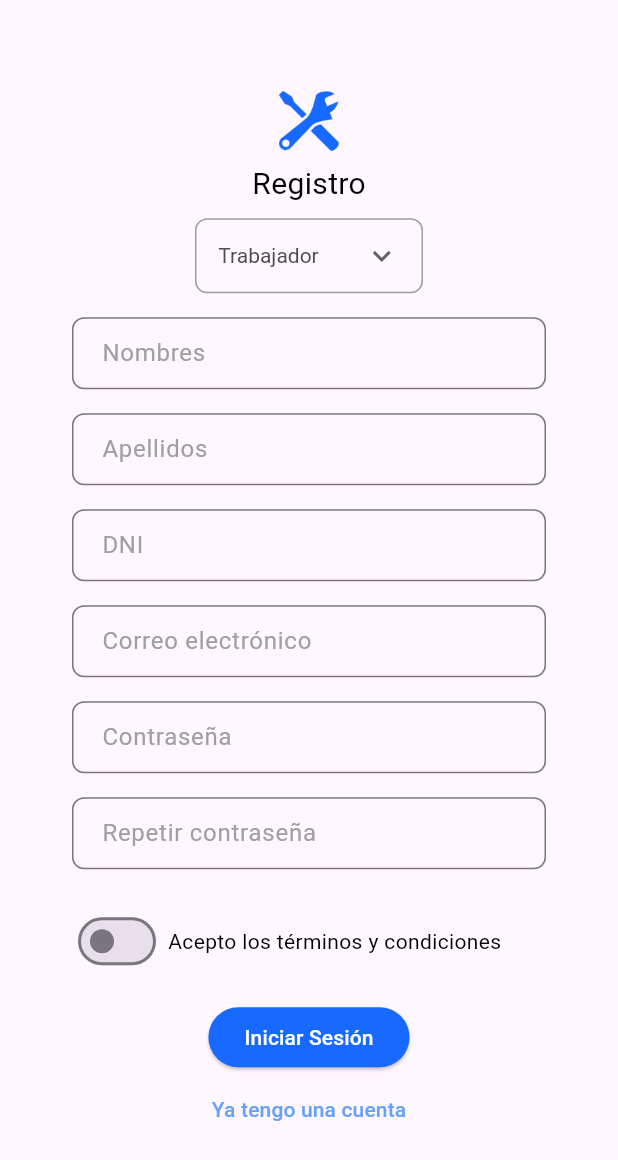
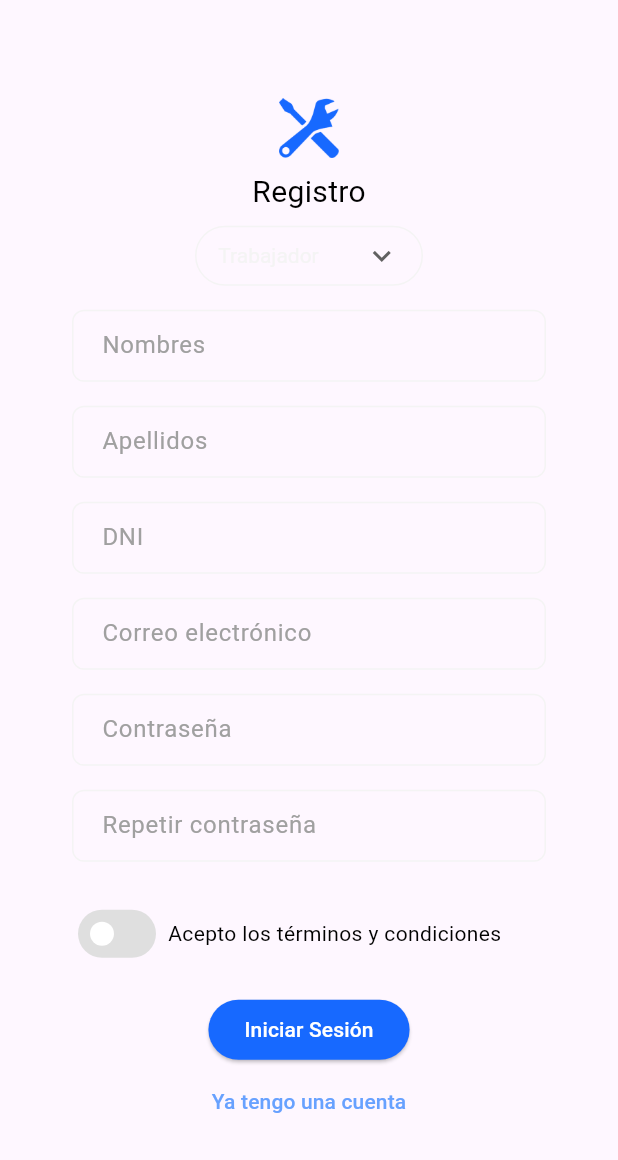
Before and after one commit to AM-SocialTechOrg/ServiFix_Flutter, a Flutter app: the screen it shows after launch, after a tap on "Regístrate", on a phone screen of 412 x 824 dp. Shown: the top 1160 px of the screen. Run offline on Flutter 3.47's test engine with Material 3 defaults, Android fonts, the phone set to English and light mode, and no system bars; missing offline and left inert: dart:ffi.

Commit message:
Edit: Styles
Edited: components' styles
Co-Authored-By: Luis Alberto Siancas Retegui <112042262+DahuX04@users.noreply.github.com>
Co-Authored-By: Jean Carlos Achamizo <traxefeder@gmail.com>
Co-Authored-By: L.T. <104176051+NotLT42@users.noreply.github.com>
Co-Authored-By: Rodrigo Raymundo  <130820365+RodrigoRG24@users.noreply.github.com>

```diff
--- a/lib/views/login.dart
+++ b/lib/views/login.dart
@@ -38,7 +38,7 @@ class LogIn extends StatelessWidget {
                 TextField(
                   decoration: InputDecoration(
                     contentPadding: EdgeInsets.symmetric(vertical: 12, horizontal: 16),
-                    border: OutlineInputBorder(
+                    enabledBorder: OutlineInputBorder(
                       borderRadius: BorderRadius.circular(8.0),
                       borderSide: BorderSide(color: Color(0xFFF4F4F4), width: 1.0),
                     ),
@@ -54,7 +54,7 @@ class LogIn extends StatelessWidget {
                 TextField(
                   decoration: InputDecoration(
                     contentPadding: EdgeInsets.symmetric(vertical: 12, horizontal: 16),
-                    border: OutlineInputBorder(
+                    enabledBorder: OutlineInputBorder(
                       borderRadius: BorderRadius.circular(8.0),
                       borderSide: BorderSide(color: Color(0xFFF4F4F4), width: 1.0),
                     ),
--- a/lib/views/register1.dart
+++ b/lib/views/register1.dart
@@ -1,6 +1,7 @@
 import 'dart:ffi';
 
 import 'package:flutter/material.dart';
+import 'package:servifix_flutter/views/login.dart';
 
 class Register1 extends StatefulWidget {
   const Register1({Key? key}) : super(key: key);
@@ -46,10 +47,11 @@ class _Register1State extends State<Register1> {
 
                 Container(
                   width: 152,
+                  height: 40,
                   alignment: Alignment.center,
                   decoration: BoxDecoration(
-                    borderRadius: BorderRadius.circular(8.0),
-                    border: Border.all(color: Colors.grey),
+                    borderRadius: BorderRadius.circular(20.0),
+                    border: Border.all(color: Color(0xFFF4F4F4), width: 1.0),
                   ),
                   child: DropdownButton<String>(
                     value: _selectedUser,
@@ -65,10 +67,11 @@ class _Register1State extends State<Register1> {
                     ],
                     onChanged: dropDownChanged,
                     style: TextStyle(
-                      color: Color(0xFF4D4D4D),
+                      color: Color(0xFFF4F4F4),
                       fontSize: 14,
                     ),
                     underline: Container(),
+                    itemHeight: 48,
                     icon: Padding(
                       padding: const EdgeInsets.only(left: 30.0),
                       child: Icon(
@@ -84,7 +87,7 @@ class _Register1State extends State<Register1> {
                 TextField(
                   decoration: InputDecoration(
                     contentPadding: EdgeInsets.symmetric(vertical: 12, horizontal: 16),
-                    border: OutlineInputBorder(
+                    enabledBorder: OutlineInputBorder(
                       borderRadius: BorderRadius.circular(8.0),
                       borderSide: BorderSide(color: Color(0xFFF4F4F4), width: 1.0),
                     ),
@@ -102,7 +105,7 @@ class _Register1State extends State<Register1> {
                 TextField(
                   decoration: InputDecoration(
                     contentPadding: EdgeInsets.symmetric(vertical: 12, horizontal: 16),
-                    border: OutlineInputBorder(
+                    enabledBorder: OutlineInputBorder(
                       borderRadius: BorderRadius.circular(8.0),
                       borderSide: BorderSide(color: Color(0xFFF4F4F4), width: 1.0),
                     ),
@@ -120,7 +123,7 @@ class _Register1State extends State<Register1> {
                 TextField(
                   decoration: InputDecoration(
                     contentPadding: EdgeInsets.symmetric(vertical: 12, horizontal: 16),
-                    border: OutlineInputBorder(
+                    enabledBorder: OutlineInputBorder(
                       borderRadius: BorderRadius.circular(8.0),
                       borderSide: BorderSide(color: Color(0xFFF4F4F4), width: 1.0),
                     ),
@@ -138,7 +141,7 @@ class _Register1State extends State<Register1> {
                 TextField(
                   decoration: InputDecoration(
                     contentPadding: EdgeInsets.symmetric(vertical: 12, horizontal: 16),
-                    border: OutlineInputBorder(
+                    enabledBorder: OutlineInputBorder(
                       borderRadius: BorderRadius.circular(8.0),
                       borderSide: BorderSide(color: Color(0xFFF4F4F4), width: 1.0),
                     ),
@@ -156,7 +159,7 @@ class _Register1State extends State<Register1> {
                 TextField(
                   decoration: InputDecoration(
                     contentPadding: EdgeInsets.symmetric(vertical: 12, horizontal: 16),
-                    border: OutlineInputBorder(
+                    enabledBorder: OutlineInputBorder(
                       borderRadius: BorderRadius.circular(8.0),
                       borderSide: BorderSide(color: Color(0xFFF4F4F4), width: 1.0),
                     ),
@@ -174,7 +177,7 @@ class _Register1State extends State<Register1> {
                 TextField(
                   decoration: InputDecoration(
                     contentPadding: EdgeInsets.symmetric(vertical: 12, horizontal: 16),
-                    border: OutlineInputBorder(
+                    enabledBorder: OutlineInputBorder(
                       borderRadius: BorderRadius.circular(8.0),
                       borderSide: BorderSide(color: Color(0xFFF4F4F4), width: 1.0),
                     ),
@@ -193,6 +196,11 @@ class _Register1State extends State<Register1> {
                   children: [
                     Switch(
                         value: _accept ,
+                        activeColor: Colors.white,
+                        activeTrackColor: Color(0xFF67A1FF),
+                        inactiveThumbColor: Colors.white,
+                        inactiveTrackColor: Color(0xFFDFDFDF),
+                        trackOutlineColor: MaterialStateProperty.all(Colors.transparent),
                         onChanged: (value) {
                         setState(() {
                           _accept = value;
@@ -241,7 +249,10 @@ class _Register1State extends State<Register1> {
                     ),
                   ),
                   onPressed: () {
-                    // Add code here
+                    Navigator.push(
+                      context,
+                      MaterialPageRoute(builder: (context) => LogIn()),
+                    );
                   },
                 ),
 
```
